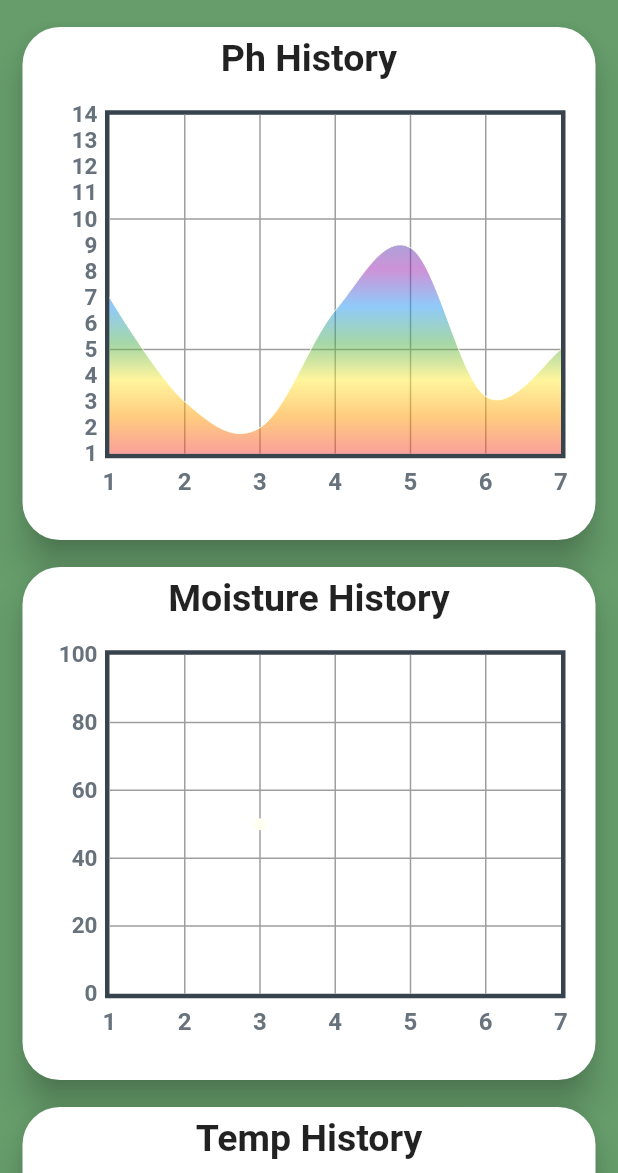
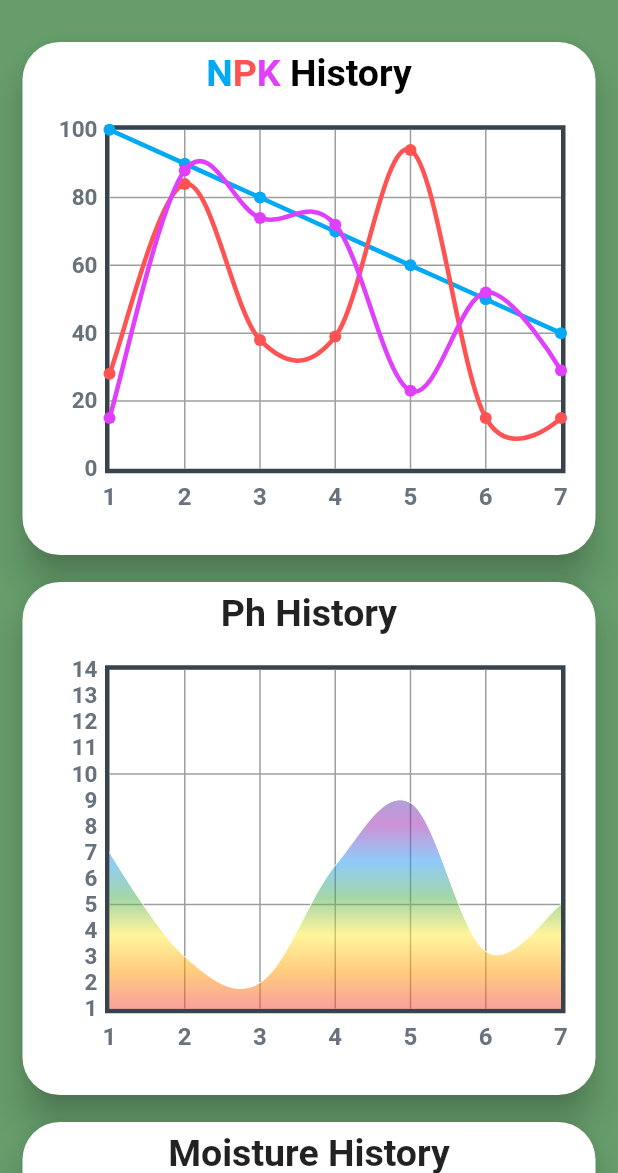
Before and after one commit to UkiDelly/Soil-Monitoring-system, a Flutter app: the HistoryPage screen opened directly, on a phone screen of 412 x 824 dp, the part 63-1236 px from its top. Run offline on Flutter 3.47's test engine with Material 2 defaults, Android fonts, the light colour scheme and no system bars; drawn by our look-alikes of fl_chart; our stand-ins replace flutter_svg, page_transition, pie_chart, simple_gradient_text, syncfusion_flutter_gauges; missing offline and left inert: animated_widgets.

Commit message:
change the chart title from String into widget

```diff
--- a/lib/IOS/Gardens/History page Widgets/line_chart_history.dart
+++ b/lib/IOS/Gardens/History page Widgets/line_chart_history.dart
@@ -3,16 +3,16 @@ import 'package:flutter/material.dart';
 
 class HistoryChart {
   //* Title of the chart
-  String title = "";
+  Widget title;
 
   //* Min and max value of the chart
-  late double minX, maxX, minY, maxY;
+  double minX = 0, maxX = 0, minY = 0, maxY = 0;
 
   //* Interval of the left side of the chart
   late double? leftSideInterval = 1;
 
   //* Spots of the chart
-  late List<FlSpot> spots;
+  List<FlSpot>? spots = [const FlSpot(1, 1)];
 
   //? Showing the dots?
   bool showDot = true;
@@ -31,22 +31,25 @@ class HistoryChart {
   //* Colors below the bar if belowBarArea is true
   List<Color>? belowBarColors = [];
 
+  //* or whole LineChartBarData
+  List<LineChartBarData>? lineChartBarData = [];
+
   //
-  HistoryChart({
-    required this.title,
+  HistoryChart(
+      {required this.title,
       required this.minX,
       required this.maxX,
       required this.minY,
       this.leftSideInterval,
       required this.maxY,
-    required this.spots,
+      this.spots,
       required this.showDot,
       this.lineChartBarGradient,
       this.lineChartBarWidth,
       this.lineColor,
       this.belowBarArea,
       this.belowBarColors,
-  });
+      this.lineChartBarData});
   //
   Widget historyChart(_) {
     return SizedBox(
@@ -57,9 +60,7 @@ class HistoryChart {
         child: Column(
           mainAxisAlignment: MainAxisAlignment.center,
           children: [
-            Text(title,
-                style:
-                    const TextStyle(fontSize: 25, fontWeight: FontWeight.bold)),
+            title,
             Container(
               padding: const EdgeInsets.all(20),
               width: MediaQuery.of(_).size.width - 30,
@@ -67,6 +68,7 @@ class HistoryChart {
               child: SizedBox(
                 child: Center(
                   child: LineChart(mainData(
+                    lineChartBarData,
                     minX,
                     maxX,
                     minY,
@@ -78,7 +80,8 @@ class HistoryChart {
                     lineChartBarWidth,
                     lineColor,
                     belowBarArea,
-                      belowBarColors)),
+                    belowBarColors,
+                  )),
                 ),
               ),
             )
@@ -90,12 +93,13 @@ class HistoryChart {
 }
 
 LineChartData mainData(
+    List<LineChartBarData>? lineChartBarData,
     double minX,
     double maxX,
     double minY,
     double? leftSideInterval,
     double maxY,
-    List<FlSpot> spots,
+    List<FlSpot>? spots,
     bool showDot,
     bool? lineChartBarGradient,
     bool? barWidth,
@@ -187,7 +191,8 @@ LineChartData mainData(
     maxY: maxY,
 
     //* Data spot
-    lineBarsData: [
+    lineBarsData: lineChartBarData ??
+        [
           LineChartBarData(
               //* Spots
               spots: spots,
--- a/lib/IOS/Gardens/History page Widgets/moisture_history.dart
+++ b/lib/IOS/Gardens/History page Widgets/moisture_history.dart
@@ -12,7 +12,8 @@ class MoistureHistory extends StatelessWidget {
   @override
   Widget build(BuildContext context) {
     HistoryChart moistureHistory = HistoryChart(
-        title: "Moisture History",
+        title: const Text("Moisture History",style: TextStyle(
+            fontSize: 25, fontWeight: FontWeight.bold)),
         minX: 1,
         maxX: 7,
         minY: 0,
--- a/lib/IOS/Gardens/History page Widgets/npk_history.dart
+++ b/lib/IOS/Gardens/History page Widgets/npk_history.dart
@@ -1,10 +1,122 @@
+import 'package:fl_chart/fl_chart.dart';
 import 'package:flutter/material.dart';
+import 'package:thesis/IOS/Gardens/History%20page%20Widgets/line_chart_history.dart';
 
-class NpkHistory extends StatelessWidget {
-  const NpkHistory({Key? key}) : super(key: key);
+class NPKHistory extends StatelessWidget {
+  NPKHistory({Key? key}) : super(key: key);
+
+  List<FlSpot> nSpot = [
+    const FlSpot(1, 100),
+    const FlSpot(2, 90),
+    const FlSpot(3, 80),
+    const FlSpot(4, 70),
+    const FlSpot(5, 60),
+    const FlSpot(6, 50),
+    const FlSpot(7, 40),
+  ];
+  List<FlSpot> pSpot = [
+    const FlSpot(7, 15),
+    const FlSpot(6, 15),
+    const FlSpot(5, 94),
+    const FlSpot(4, 39),
+    const FlSpot(3, 38),
+    const FlSpot(2, 84),
+    const FlSpot(1, 28),
+  ];
+  List<FlSpot> kSpot = [
+    const FlSpot(7, 29),
+    const FlSpot(6, 52),
+    const FlSpot(5, 23),
+    const FlSpot(4, 72),
+    const FlSpot(3, 74),
+    const FlSpot(2, 88),
+    const FlSpot(1, 15),
+  ];
+
+  RichText npkTitle = RichText(
+      text: const TextSpan(children: [
+    TextSpan(
+        text: "N",
+        style: TextStyle(
+            fontSize: 25,
+            fontWeight: FontWeight.bold,
+            color: Colors.lightBlue)),
+    TextSpan(
+        text: "P",
+        style: TextStyle(
+            fontSize: 25,
+            fontWeight: FontWeight.bold,
+            color: Colors.redAccent)),
+    TextSpan(
+        text: "K",
+        style: TextStyle(
+            fontSize: 25,
+            fontWeight: FontWeight.bold,
+            color: Colors.purpleAccent)),
+    TextSpan(
+        text: " History",
+        style: TextStyle(
+            fontSize: 25, fontWeight: FontWeight.bold, color: Colors.black)),
+  ]));
 
   @override
   Widget build(BuildContext context) {
-    return Container();
+    //* Line chart bar data of NPK
+    List<LineChartBarData> npk_status = [
+      //? N
+      LineChartBarData(
+        //* Spots
+        spots: nSpot,
+        isCurved: true,
+        colors: [Colors.lightBlue],
+
+        //* bar width
+        barWidth: 3,
+
+        //* about the dots of the chart
+        dotData: FlDotData(show: true),
+      ),
+
+      //? P
+      LineChartBarData(
+        //* Spots
+        spots: pSpot,
+        isCurved: true,
+        colors: [Colors.redAccent],
+
+        //* bar width
+        barWidth: 3,
+
+        //* about the dots of the chart
+        dotData: FlDotData(show: true),
+      ),
+
+      //? K
+      LineChartBarData(
+        //* Spots
+        spots: kSpot,
+        isCurved: true,
+        colors: [Colors.purpleAccent],
+
+        //* bar width
+        barWidth: 3,
+
+        //* about the dots of the chart
+        dotData: FlDotData(show: true),
+      ),
+    ];
+
+    //* call the Chart
+    HistoryChart npkHistory = HistoryChart(
+        title: npkTitle,
+        minX: 1,
+        maxX: 7,
+        leftSideInterval: 20,
+        minY: 0,
+        maxY: 100,
+        showDot: true,
+        lineChartBarData: npk_status);
+
+    return npkHistory.historyChart(context);
   }
 }
--- a/lib/IOS/Gardens/History page Widgets/ph_history.dart
+++ b/lib/IOS/Gardens/History page Widgets/ph_history.dart
@@ -1,3 +1,5 @@
+// ignore_for_file: must_be_immutable
+
 import 'package:fl_chart/fl_chart.dart';
 import 'package:flutter/material.dart';
 import 'package:thesis/IOS/Gardens/History%20page%20Widgets/line_chart_history.dart';
@@ -29,7 +31,8 @@ class PhHistory extends StatelessWidget {
   Widget build(BuildContext context) {
     //? create ph history chart
     HistoryChart phHistory = HistoryChart(
-      title: "Ph History",
+      title: const Text("Ph History",style: TextStyle(
+            fontSize: 25, fontWeight: FontWeight.bold),),
       minX: 1,
       maxX: 7,
       minY: 1,
--- a/lib/IOS/Gardens/History page Widgets/temperature.dart
+++ b/lib/IOS/Gardens/History page Widgets/temperature.dart
@@ -10,7 +10,8 @@ class TempHistory extends StatelessWidget {
   @override
   Widget build(BuildContext context) {
     HistoryChart tempHistory = HistoryChart(
-        title: "Temp History",
+        title: const Text("Temp History",
+            style: TextStyle(fontSize: 25, fontWeight: FontWeight.bold)),
         minX: 1,
         maxX: 7,
         minY: 0,
--- a/lib/IOS/Gardens/history_page.dart
+++ b/lib/IOS/Gardens/history_page.dart
@@ -1,6 +1,7 @@
 import 'package:flutter/material.dart';
 import 'package:flutter_svg/svg.dart';
 import 'package:thesis/IOS/Gardens/History%20page%20Widgets/moisture_history.dart';
+import 'package:thesis/IOS/Gardens/History%20page%20Widgets/npk_history.dart';
 import 'package:thesis/IOS/Gardens/History%20page%20Widgets/ph_history.dart';
 import 'package:thesis/IOS/Gardens/History%20page%20Widgets/temperature.dart';
 
@@ -36,10 +37,15 @@ class HistoryPage extends StatelessWidget {
               crossAxisAlignment: CrossAxisAlignment.center,
               children: [
                 /// NPK history
-                const SizedBox(),
+                const SizedBox(
+                  height: 10,
+                ),
+                NPKHistory(),
 
                 /// Ph history
-                const SizedBox(),
+                const SizedBox(
+                  height: 10,
+                ),
                 PhHistory(),
 
                 /// Moisture history
```
Lines whose indentation alone changed are shown as unchanged.
